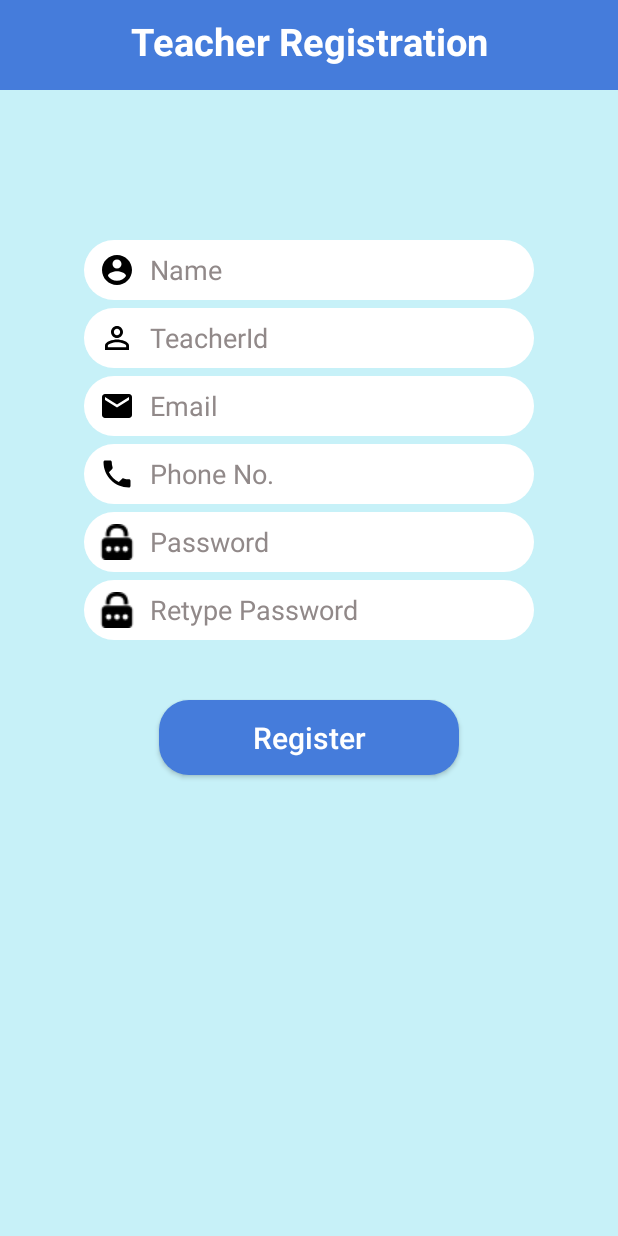
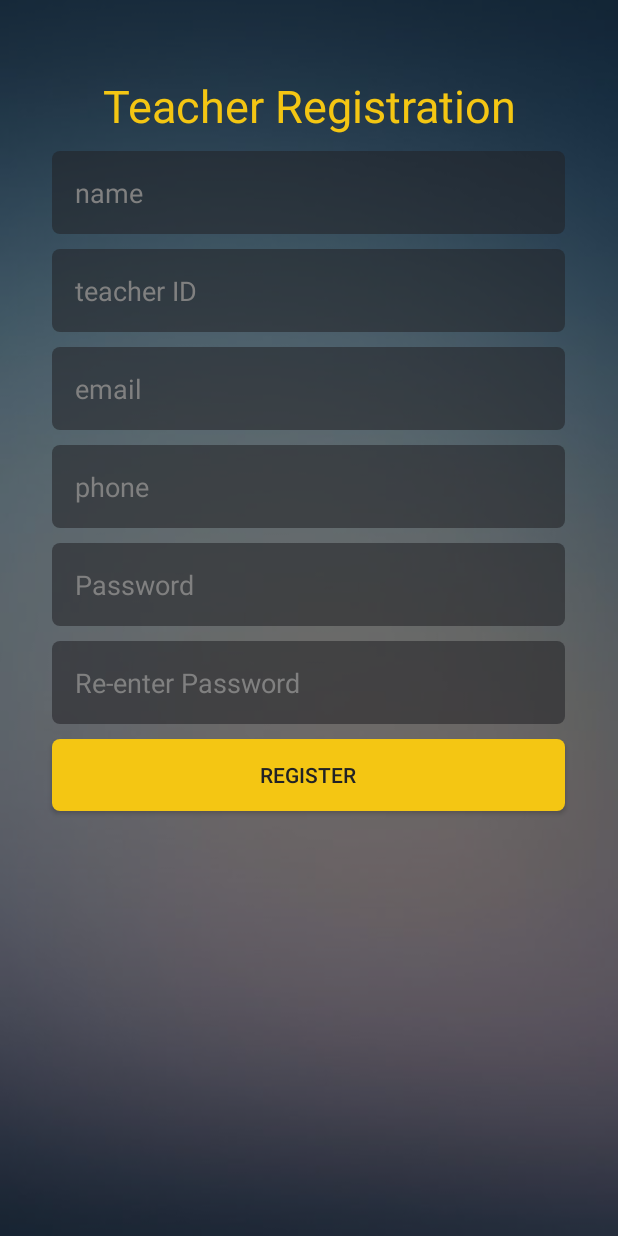
Before and after one commit to kks0101/AMS, an Android app: the TeacherRegister screen opened directly, with no data from a screen before it, on a phone screen of 412 x 824 dp. Run offline under Robolectric (Android 15) with nearby library versions, the light colour scheme and no system bars; our stand-ins replace Firebase (no records; nobody signed in at launch, a user with empty details on screens opened directly); libraries missing offline, so code that uses them is left out: org.json.simple.

Commit message:
teacher registration updated

```diff
--- a/app/src/main/res/layout/activity_teacher_register.xml
+++ b/app/src/main/res/layout/activity_teacher_register.xml
@@ -4,134 +4,132 @@
     xmlns:tools="http://schemas.android.com/tools"
     android:layout_width="match_parent"
     android:layout_height="match_parent"
-    tools:context=".TeacherRegister"
-    android:background="@color/colorAccent"
-    >
-
-    <TextView
-        android:id="@+id/teacherRegister"
-        android:layout_width="match_parent"
-        android:layout_height="60dp"
-        android:layout_marginTop="0dp"
-        android:text="Teacher Registration"
-        android:layout_alignParentLeft="true"
-        android:layout_centerHorizontal="true"
-        android:paddingTop="10dp"
-        android:textColor="#FFFFFF"
-        android:textSize="25dp"
-        android:textStyle="bold"
-        android:background="@drawable/text_edit"
-        android:textAlignment="center"
-        android:textAllCaps="false"
-        android:textAppearance="@style/TextAppearance.AppCompat.Large" />
+    tools:context=".MainActivity">
 
     <LinearLayout
-        android:id="@+id/registerItem"
+        android:layout_width="match_parent"
+        android:layout_height="match_parent"
+        android:background="@drawable/login"
+        android:gravity="center"/>
+
+    <LinearLayout
+        android:layout_width="match_parent"
+        android:layout_height="match_parent"
+        android:background="@color/colorPrimaryDark1"
+        android:alpha="0.5"/>
+    <TextView
+        android:layout_width="match_parent"
+        android:layout_height="wrap_content"
+        android:layout_marginTop="50dp"
+        android:gravity="center"
+        android:text="Teacher Registration"
+        android:textColor="@color/colorPrimary1"
+        style="@style/TextAppearance.AppCompat.Headline"
+        android:fontFamily="sans-serif"
+        android:textSize="30dp"
+        android:id="@+id/txt"
+        />
+    <EditText
         android:layout_width="match_parent"
         android:layout_height="wrap_content"
         android:layout_centerHorizontal="true"
-        android:layout_below="@+id/teacherRegister"
-        android:orientation="vertical"
-        android:paddingTop="100dp">
+        android:layout_below="@+id/txt"
+        android:layout_marginTop="10dp"
+        android:layout_marginRight="70dp"
+        android:background="@drawable/input_shape"
+        android:padding="15dp"
+        android:hint="name"
 
-        <EditText
-            android:id="@+id/teacherName"
-            android:hint="Name"
-            android:textColorHint="@color/textColor"
-            android:layout_width="300dp"
-            android:layout_height="40dp"
-            android:layout_gravity="center_horizontal"
-            android:drawableLeft="@drawable/name"
-            android:background="@drawable/edit_round"
-            android:drawablePadding="10dp"
-            android:paddingLeft="10dp"
-            android:inputType="text"
-            android:textColor="@color/black"/>
+        android:textColorHint="@color/grey"
+        android:textColor="@color/colorAccent1"
+        android:id="@+id/teacherName"/>
+    <EditText
+        android:layout_width="match_parent"
+        android:layout_height="wrap_content"
+        android:layout_centerHorizontal="true"
+        android:layout_below="@id/teacherName"
+        android:layout_marginTop="10dp"
+        android:layout_marginRight="70dp"
+        android:background="@drawable/input_shape"
+        android:padding="15dp"
+        android:hint="teacher ID"
+        android:textColorHint="@color/grey"
+        android:textColor="@color/colorAccent1"
+        android:id="@+id/teacherId"/>
+    <EditText
+        android:layout_width="match_parent"
+        android:layout_height="wrap_content"
+        android:layout_centerHorizontal="true"
+        android:layout_below="@id/teacherId"
+        android:layout_marginTop="10dp"
+        android:layout_marginRight="70dp"
+        android:background="@drawable/input_shape"
+        android:padding="15dp"
+        android:hint="email"
 
-        <EditText
-            android:id="@+id/teacherId"
-            android:hint="TeacherId"
-            android:textColorHint="@color/textColor"
-            android:layout_width="300dp"
-            android:layout_height="40dp"
-            android:layout_gravity="center_horizontal"
-            android:background="@drawable/edit_round"
-            android:drawableLeft="@drawable/id"
-            android:drawablePadding="10dp"
-            android:paddingLeft="10dp"
-            android:layout_marginTop="5dp"
-            android:textColor="@color/black"/>
+        android:textColorHint="@color/grey"
+        android:textColor="@color/colorAccent1"
+        android:id="@+id/teacherEmail"/>
+    <EditText
+        android:layout_width="match_parent"
+        android:layout_height="wrap_content"
+        android:layout_centerHorizontal="true"
+        android:layout_below="@id/teacherEmail"
+        android:layout_marginTop="10dp"
+        android:layout_marginRight="70dp"
+        android:background="@drawable/input_shape"
+        android:padding="15dp"
+        android:hint="phone"
 
-        <EditText
-            android:id="@+id/teacherEmail"
-            android:hint="@string/email"
-            android:textColorHint="@color/textColor"
-            android:layout_width="300dp"
-            android:layout_height="40dp"
-            android:layout_gravity="center_horizontal"
-            android:background="@drawable/edit_round"
-            android:drawableLeft="@drawable/email"
-            android:drawablePadding="10dp"
-            android:paddingLeft="10dp"
-            android:layout_marginTop="5dp"
-            android:textColor="@color/black"/>
+        android:textColorHint="@color/grey"
+        android:textColor="@color/colorAccent1"
+        android:id="@+id/teacherPhone"/>
 
-        <EditText
-            android:id="@+id/teacherPhone"
-            android:hint="Phone No."
-            android:textColorHint="@color/textColor"
-            android:layout_width="300dp"
-            android:layout_height="40dp"
-            android:layout_gravity="center_horizontal"
-            android:background="@drawable/edit_round"
-            android:drawableLeft="@drawable/phone"
-            android:drawablePadding="10dp"
-            android:paddingLeft="10dp"
-            android:layout_marginTop="5dp"
-            android:textColor="@color/black"/>
 
-        <EditText
-            android:id="@+id/password"
-            android:hint="Password"
-            android:textColorHint="@color/textColor"
-            android:layout_width="300dp"
-            android:layout_height="40dp"
-            android:layout_gravity="center_horizontal"
-            android:background="@drawable/edit_round"
-            android:drawableLeft="@drawable/password"
-            android:drawablePadding="10dp"
-            android:paddingLeft="10dp"
-            android:layout_marginTop="5dp"
-            android:inputType="textPassword"
-            android:textColor="@color/black"/>
 
-        <EditText
-            android:id="@+id/retypePassword"
-            android:hint="Retype Password"
-            android:textColorHint="@color/textColor"
-            android:layout_width="300dp"
-            android:layout_height="40dp"
-            android:layout_gravity="center_horizontal"
-            android:background="@drawable/edit_round"
-            android:drawableLeft="@drawable/password"
-            android:drawablePadding="10dp"
-            android:paddingLeft="10dp"
-            android:layout_marginTop="5dp"
-            android:inputType="textPassword"
-            android:textColor="@color/black"/>
+    <EditText
+        android:layout_width="match_parent"
+        android:layout_height="wrap_content"
+        android:layout_centerHorizontal="true"
+        android:layout_below="@id/teacherPhone"
+        android:layout_marginTop="10dp"
+        android:layout_marginRight="70dp"
+        android:background="@drawable/input_shape"
+        android:padding="15dp"
+        android:inputType="textPassword"
+        android:hint="Password"
 
-    </LinearLayout>
+        android:textColorHint="@color/grey"
+        android:textColor="@color/colorAccent1"
+        android:id="@+id/password"/>
+    <EditText
+        android:layout_width="match_parent"
+        android:layout_height="wrap_content"
+        android:layout_centerHorizontal="true"
+        android:layout_below="@id/password"
+        android:layout_marginTop="10dp"
+        android:layout_marginRight="70dp"
+        android:background="@drawable/input_shape"
+        android:padding="15dp"
+        android:inputType="textPassword"
+        android:hint="Re-enter Password"
 
+        android:textColorHint="@color/grey"
+        android:textColor="@color/colorAccent1"
+        android:id="@+id/retypePassword"/>
     <Button
-        android:id="@+id/teacherRegisterButton"
-        android:layout_width="200dp"
-        android:layout_height="50dp"
+        android:layout_width="match_parent"
+        android:layout_height="wrap_content"
+        android:layout_below="@id/retypePassword"
+        android:layout_marginTop="10dp"
+        android:layout_marginLeft="70dp"
         android:layout_centerHorizontal="true"
-        android:layout_below="@+id/registerItem"
-        android:layout_marginTop="40dp"
-        android:background="@drawable/button_round"
-        android:textAllCaps="false"
-        android:textColor="#FFFFFF"
-        android:textSize="20dp"
-        android:text="Register" />
+        android:background="@drawable/shape2"
+        android:text="Register"
+        android:textColor="@color/colorPrimaryDark1"
+        android:id="@+id/teacherRegisterButton"/>
+
+
+
+
 </RelativeLayout>
```
